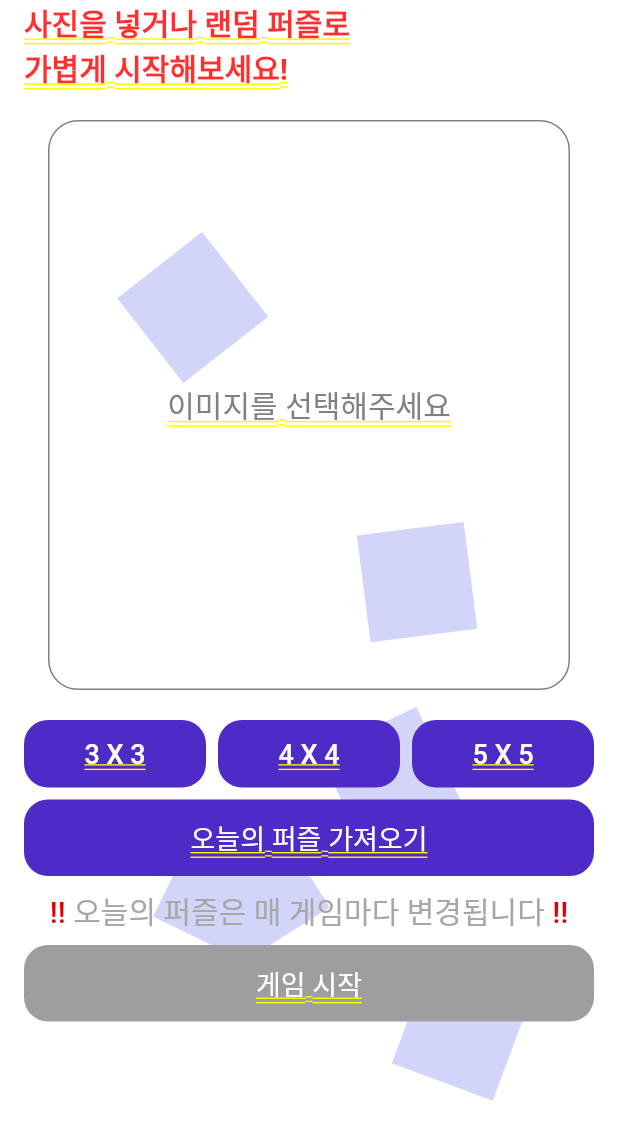
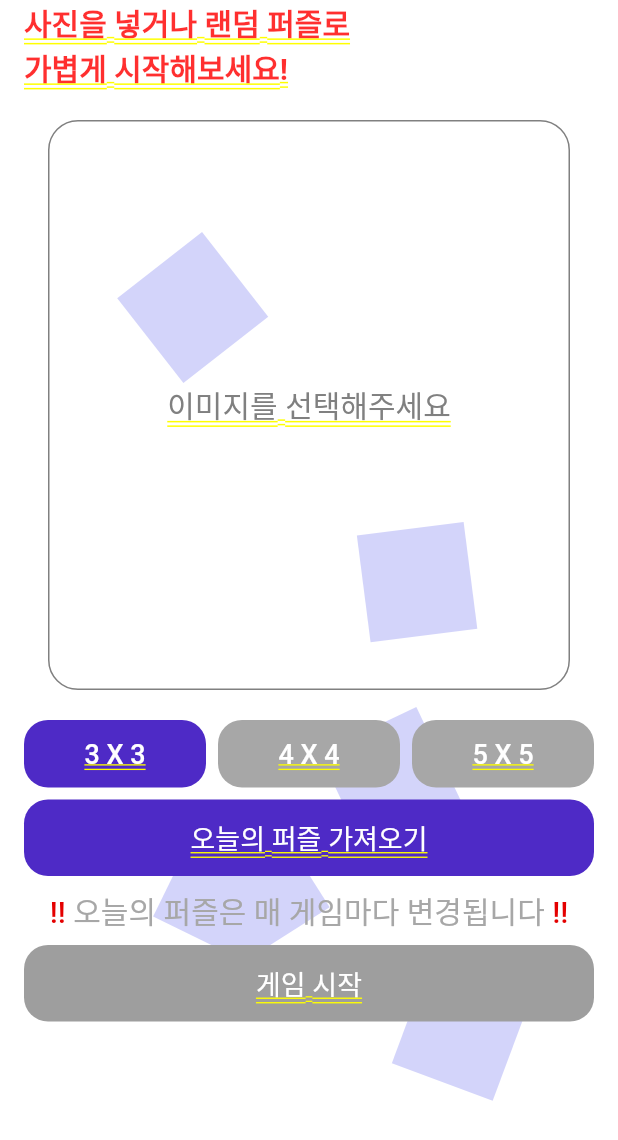
Before and after one commit to Dansot4891/jogak_jogak, a Flutter app: the HomePage screen opened by its route, after a tap on "3 X 3", on a phone screen of 412 x 824 dp. Shown: the top 1140 px of the screen. Run offline on Flutter 3.47's test engine with Material 3 defaults, Android fonts, the phone set to English and light mode, and no system bars; our stand-ins replace cloud_firestore, firebase_auth, firebase_core, go_router, image_picker; accounts and stored records are empty; generated files the repository leaves out were written again; Roboto replaces fonts that are missing (Pretendard).

Commit message:
[feat] 홈 화면에서 난이도 선택 버튼으로 선택이 가능하도록 설정 및 난이도 버튼 따로 위젯화

```diff
--- a/lib/feature/ranking/data/repository/ranking_repository_impl.dart
+++ b/lib/feature/ranking/data/repository/ranking_repository_impl.dart
@@ -1,4 +1,4 @@
-import 'package:jogak_jogak/core/helper/list_map_extension.dart';
+import 'package:jogak_jogak/core/helper/extension/list_map_extension.dart';
 import 'package:jogak_jogak/core/module/error_handling/result.dart';
 import 'package:jogak_jogak/core/module/exception/custom_exception.dart';
 import 'package:jogak_jogak/feature/ranking/domain/data_source/remote/ranking_remote_data_source.dart';
--- a/lib/presentation/home/pages/home_page.dart
+++ b/lib/presentation/home/pages/home_page.dart
@@ -1,10 +1,12 @@
 import 'package:flutter/material.dart';
 import 'package:jogak_jogak/app/router/router.dart';
+import 'package:jogak_jogak/app/style/app_color.dart';
 import 'package:jogak_jogak/app/style/app_text_style.dart';
 import 'package:jogak_jogak/presentation/base/pages/bouncing_boxes_page.dart';
 import 'package:jogak_jogak/presentation/base/widgets/button/app_button.dart';
 import 'package:jogak_jogak/presentation/home/pages/home_view_model.dart';
 import 'package:jogak_jogak/presentation/home/widgets/alert_message.dart';
+import 'package:jogak_jogak/presentation/home/widgets/level_button.dart';
 import 'package:jogak_jogak/presentation/home/widgets/puzzle_image_box.dart';
 
 final HomeViewModel viewModel = HomeViewModel();
@@ -36,32 +38,11 @@ class HomePage extends StatelessWidget {
                 Row(
                   mainAxisAlignment: MainAxisAlignment.spaceBetween,
                   children: [
-                    Expanded(
-                      child: AppButton(
-                        text: '3 X 3',
-                        onTap: () {
-                          viewModel.selectLevel(3);
-                        },
-                      ),
-                    ),
+                    LevelButton(viewModel: viewModel, level: 3),
                     const SizedBox(width: 8),
-                    Expanded(
-                      child: AppButton(
-                        text: '4 X 4',
-                        onTap: () {
-                          viewModel.selectLevel(4);
-                        },
-                      ),
-                    ),
+                    LevelButton(viewModel: viewModel, level: 4),
                     const SizedBox(width: 8),
-                    Expanded(
-                      child: AppButton(
-                        text: '5 X 5',
-                        onTap: () {
-                          viewModel.selectLevel(5);
-                        },
-                      ),
-                    ),
+                    LevelButton(viewModel: viewModel, level: 5),
                   ],
                 ),
                 const SizedBox(height: 8),
--- a/lib/presentation/home/pages/home_view_model.dart
+++ b/lib/presentation/home/pages/home_view_model.dart
@@ -11,7 +11,7 @@ class HomeViewModel with ChangeNotifier {
 
   // 난이도 변경
   void selectLevel(int level) {
-    _state = state.copyWith(level: level);
+    _state = state.copyWith(level: level, file: state.file);
     _puzzleController.selectLevel(level);
     notifyListeners();
   }
--- /dev/null
+++ b/lib/presentation/home/widgets/level_button.dart
@@ -0,0 +1,25 @@
+import 'package:flutter/material.dart';
+import 'package:jogak_jogak/app/style/app_color.dart';
+import 'package:jogak_jogak/presentation/base/widgets/button/app_button.dart';
+import 'package:jogak_jogak/presentation/home/pages/home_view_model.dart';
+
+class LevelButton extends StatelessWidget {
+  final HomeViewModel viewModel;
+  final int level;
+  const LevelButton({required this.viewModel, required this.level, super.key});
+
+  @override
+  Widget build(BuildContext context) {
+    return Expanded(
+      child: AppButton(
+        text: '$level X $level',
+        bgColor: viewModel.state.level != level ? _levelButtonColor : null,
+        onTap: () {
+          viewModel.selectLevel(level);
+        },
+      ),
+    );
+  }
+
+  static final Color _levelButtonColor = AppColor.greyA7;
+}
--- a/lib/presentation/my_info/puzzle_history/pages/puzzle_history_page.dart
+++ b/lib/presentation/my_info/puzzle_history/pages/puzzle_history_page.dart
@@ -1,5 +1,5 @@
 import 'package:flutter/material.dart';
-import 'package:jogak_jogak/core/helper/date_time_extension.dart';
+import 'package:jogak_jogak/core/helper/extension/date_time_extension.dart';
 import 'package:jogak_jogak/feature/user/data/model/puzzle_history.dart';
 import 'package:jogak_jogak/presentation/base/pages/base_page.dart';
 import 'package:jogak_jogak/presentation/base/widgets/appbar/default_appbar.dart';
--- a/lib/presentation/my_info/puzzle_history/widgets/history_card.dart
+++ b/lib/presentation/my_info/puzzle_history/widgets/history_card.dart
@@ -1,7 +1,7 @@
 import 'package:flutter/material.dart';
 import 'package:jogak_jogak/app/style/app_color.dart';
 import 'package:jogak_jogak/app/style/app_text_style.dart';
-import 'package:jogak_jogak/core/helper/date_time_extension.dart';
+import 'package:jogak_jogak/core/helper/extension/date_time_extension.dart';
 
 class HistoryCard extends StatelessWidget {
   final int level;
--- a/lib/presentation/puzzle/widgets/puzzle_piece.dart
+++ b/lib/presentation/puzzle/widgets/puzzle_piece.dart
@@ -1,7 +1,7 @@
 import 'dart:io';
 
 import 'package:flutter/material.dart';
-import 'package:jogak_jogak/core/helper/img_size_extesion.dart';
+import 'package:jogak_jogak/core/helper/extension/img_size_extesion.dart';
 import 'package:jogak_jogak/core/service/app_size.dart';
 import 'package:jogak_jogak/presentation/puzzle/widgets/empty_box.dart';
 
```
Also changed, not shown: lib/app/style/app_color.dart (line endings or trailing spaces), lib/core/helper/extension/date_time_extension.dart (renamed from lib/core/helper/date_time_extension.dart), lib/core/helper/extension/img_size_extesion.dart (renamed from lib/core/helper/img_size_extesion.dart), lib/core/helper/extension/list_map_extension.dart (renamed from lib/core/helper/list_map_extension.dart), 1 other file.
